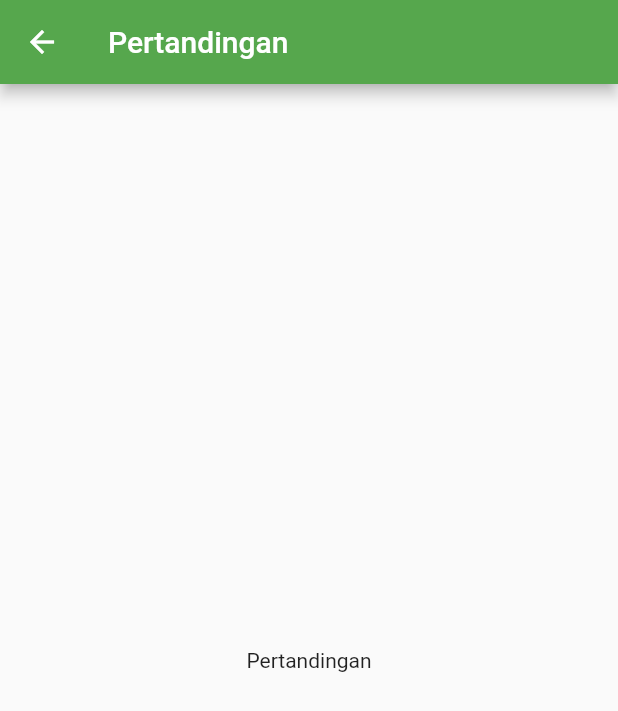
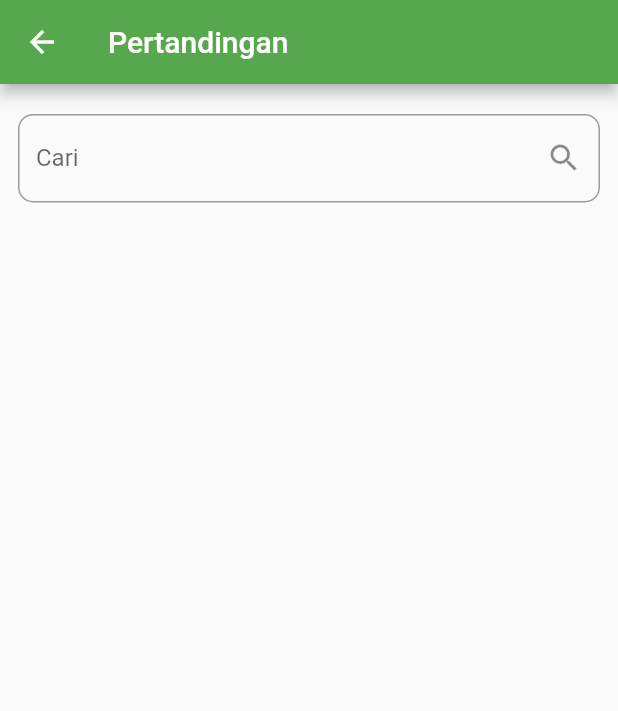
Before and after one commit to magenklab/sewakeun, a Flutter app: the screen it shows after launch, after a tap on "Pertandingan", on a phone screen of 412 x 824 dp. Shown: the top 711 px of the screen. Run offline on Flutter 3.47's test engine with Material 2 defaults, Android fonts, the phone set to English and light mode, and no system bars; our stand-ins replace carousel_slider, font_awesome_flutter.

Commit message:
lanjutin home

```diff
--- a/lib/pages/home.dart
+++ b/lib/pages/home.dart
@@ -144,9 +144,69 @@ class _HomePageState extends State<HomePage> {
                                 )
                               ],
                             ),
-                            Image(
-                              image: AssetImage('./assets/images/vamos.png'),
-                            )
+                            Row(
+                              crossAxisAlignment: CrossAxisAlignment.start,
+                              children: <Widget>[
+                                Padding(
+                                  padding: const EdgeInsets.fromLTRB(20.0, 12.0, 20.0,0),
+                                  child: Column(
+                                    children: <Widget>[
+                                      Image(
+                                        image: AssetImage('./assets/images/vamos.png'),
+                                        width: 70,
+                                        fit: BoxFit.fitWidth,
+                                      ),
+                                      Text('Vamos',
+                                      style: TextStyle(
+                                        fontSize: ScreenUtil().setSp(40)
+                                        ),
+                                      ),
+                                    ],
+                                  ),
+                                ),
+                                Column(
+                                  mainAxisAlignment: MainAxisAlignment.spaceAround,
+                                  crossAxisAlignment: CrossAxisAlignment.center,
+                                  children: <Widget>[
+                                    Padding(
+                                      padding: EdgeInsets.all(25.0),
+                                      child: Container(
+                                        width: 50,
+                                        height: 50,
+                                        decoration: BoxDecoration(
+                                          borderRadius: BorderRadius.circular(70),
+                                          color: TemaApp.greenColor,
+                                        ),
+                                        child: Center(child: Text('VS',
+                                        style:TextStyle(
+                                          fontSize: ScreenUtil().setSp(60),
+                                          fontWeight: FontWeight.bold,
+                                          color: Colors.white,
+                                        ),
+                                        )),
+                                      ),
+                                    )
+                                  ],
+                                ),
+                                Padding(
+                                  padding: const EdgeInsets.fromLTRB(20.0, 12.0, 20.0,0),
+                                  child: Column(
+                                    children: <Widget>[
+                                      Image(
+                                        image: AssetImage('./assets/images/vamos.png'),
+                                        width: 70,
+                                        fit: BoxFit.fitWidth,
+                                      ),
+                                      Text('Vamos',
+                                        style: TextStyle(
+                                            fontSize: ScreenUtil().setSp(40)
+                                        ),
+                                      ),
+                                    ],
+                                  ),
+                                ),
+                              ],
+                            ),
                           ],
                         ),
                       ),
--- a/lib/pages/pertandingan.dart
+++ b/lib/pages/pertandingan.dart
@@ -14,7 +14,23 @@ class _PertandinganPageState extends State<PertandinganPage> {
         title: Text("Pertandingan"),
         backgroundColor: TemaApp.greenColor,
       ),
-      body: Center(child: Text("Pertandingan")),
+      body: Column(
+        children: <Widget>[
+          Padding(
+            padding: const EdgeInsets.fromLTRB(12.0,20.0,12.0,20.0),
+            child: TextField(
+              decoration: InputDecoration(
+                labelText: 'Cari',
+                hintText: 'Nama Pertandingan',
+                suffixIcon: Icon(Icons.search),
+                border: OutlineInputBorder(
+                  borderRadius: BorderRadius.all(Radius.circular(10))
+                ),
+              ),
+            ),
+          ),
+        ],
+      )
     );
   }
 }
--- a/pubspec.yaml
+++ b/pubspec.yaml
@@ -45,8 +45,9 @@ flutter:
 
   # To add assets to your application, add an assets section, like this:
   assets:
+   - assets/images/berita.png
+   - assets/images/vamos.png
    - assets/images/football.png
-   - assets/images/berita.png
 
   # An image asset can refer to one or more resolution-specific "variants", see
   # https://flutter.dev/assets-and-images/#resolution-aware.
```
